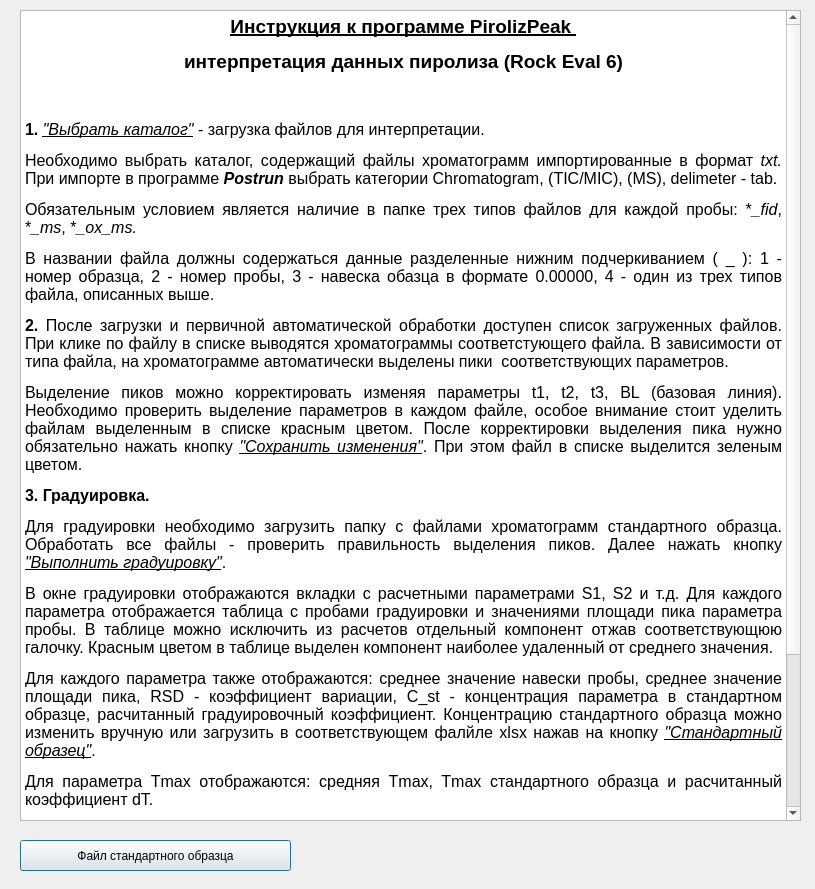
First picture: the form in manual.ui, repository idergunoff/piroliz_peak, before the edit.
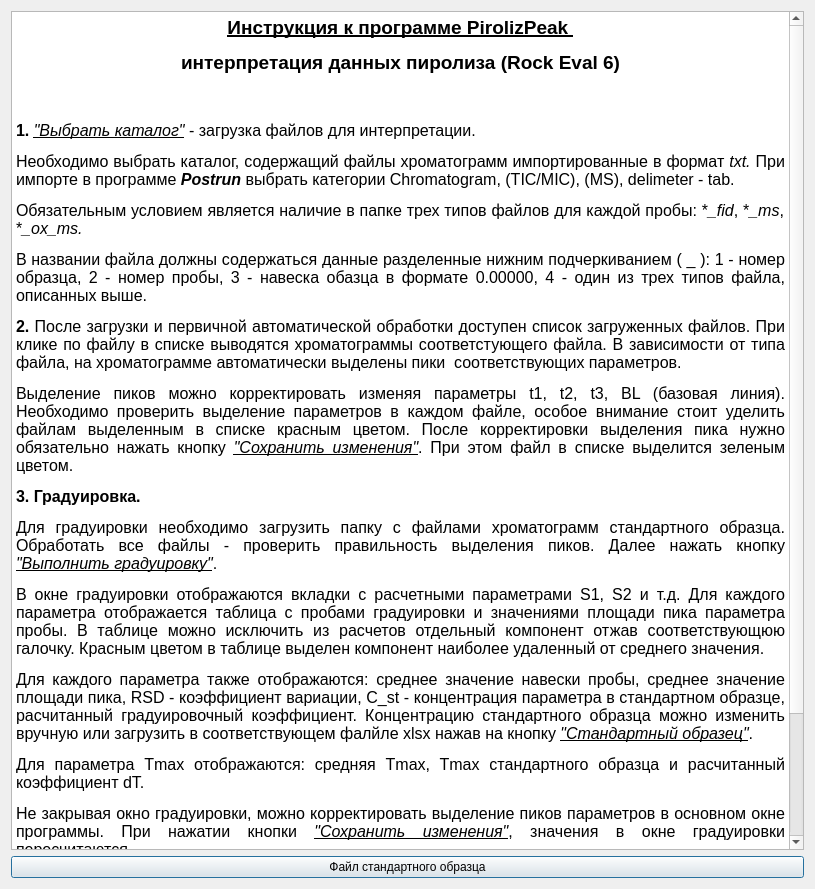
Second picture: the form after the edit.

Commit message: qt window update

Diff of the .ui file:
```diff
--- a/manual.ui
+++ b/manual.ui
@@ -13,52 +13,42 @@
   <property name="windowTitle">
    <string>Manual</string>
   </property>
+  <layout class="QGridLayout" name="gridLayout">
+   <item row="0" column="0">
   <widget class="QTextBrowser" name="textBrowser">
-   <property name="geometry">
-    <rect>
-     <x>20</x>
-     <y>10</y>
-     <width>781</width>
-     <height>811</height>
-    </rect>
-   </property>
    <property name="html">
     <string>&lt;!DOCTYPE HTML PUBLIC &quot;-//W3C//DTD HTML 4.0//EN&quot; &quot;http://www.w3.org/TR/REC-html40/strict.dtd&quot;&gt;
 &lt;html&gt;&lt;head&gt;&lt;meta name=&quot;qrichtext&quot; content=&quot;1&quot; /&gt;&lt;style type=&quot;text/css&quot;&gt;
 p, li { white-space: pre-wrap; }
-&lt;/style&gt;&lt;/head&gt;&lt;body style=&quot; font-family:'MS Shell Dlg 2'; font-size:8.25pt; font-weight:400; font-style:normal;&quot;&gt;
-&lt;p align=&quot;center&quot; style=&quot; margin-top:12px; margin-bottom:12px; margin-left:0px; margin-right:0px; -qt-block-indent:0; text-indent:0px;&quot;&gt;&lt;span style=&quot; font-size:14pt; font-weight:600; text-decoration: underline;&quot;&gt;Инструкция к программе PirolizPeak&lt;/span&gt;&lt;span style=&quot; font-size:14pt; text-decoration: underline;&quot;&gt; &lt;/span&gt;&lt;/p&gt;
-&lt;p align=&quot;center&quot; style=&quot; margin-top:12px; margin-bottom:12px; margin-left:0px; margin-right:0px; -qt-block-indent:0; text-indent:0px;&quot;&gt;&lt;span style=&quot; font-size:14pt; font-weight:600;&quot;&gt;интерпретация данных пиролиза (Rock Eval 6)&lt;/span&gt;&lt;/p&gt;
-&lt;p align=&quot;center&quot; style=&quot;-qt-paragraph-type:empty; margin-top:12px; margin-bottom:12px; margin-left:0px; margin-right:0px; -qt-block-indent:0; text-indent:0px; font-size:14pt; font-weight:600;&quot;&gt;&lt;br /&gt;&lt;/p&gt;
-&lt;p align=&quot;justify&quot; style=&quot; margin-top:12px; margin-bottom:12px; margin-left:0px; margin-right:0px; -qt-block-indent:0; text-indent:0px;&quot;&gt;&lt;span style=&quot; font-size:12pt; font-weight:600;&quot;&gt;1. &lt;/span&gt;&lt;span style=&quot; font-size:12pt; font-style:italic; text-decoration: underline;&quot;&gt;&amp;quot;Выбрать каталог&amp;quot;&lt;/span&gt;&lt;span style=&quot; font-size:12pt;&quot;&gt; - загрузка файлов для интерпретации. &lt;/span&gt;&lt;/p&gt;
-&lt;p align=&quot;justify&quot; style=&quot; margin-top:12px; margin-bottom:12px; margin-left:0px; margin-right:0px; -qt-block-indent:0; text-indent:0px;&quot;&gt;&lt;span style=&quot; font-size:12pt;&quot;&gt;Необходимо выбрать каталог, содержащий файлы хроматограмм импортированные в формат &lt;/span&gt;&lt;span style=&quot; font-size:12pt; font-style:italic;&quot;&gt;txt. &lt;/span&gt;&lt;span style=&quot; font-size:12pt;&quot;&gt;При импорте в программе &lt;/span&gt;&lt;span style=&quot; font-size:12pt; font-weight:600; font-style:italic;&quot;&gt;Postrun&lt;/span&gt;&lt;span style=&quot; font-size:12pt; font-style:italic;&quot;&gt; &lt;/span&gt;&lt;span style=&quot; font-size:12pt;&quot;&gt;выбрать категории Chromatogram, (TIC/MIC), (MS), delimeter - tab. &lt;/span&gt;&lt;/p&gt;
-&lt;p align=&quot;justify&quot; style=&quot; margin-top:12px; margin-bottom:12px; margin-left:0px; margin-right:0px; -qt-block-indent:0; text-indent:0px;&quot;&gt;&lt;span style=&quot; font-size:12pt;&quot;&gt;Обязательным условием является наличие в папке трех типов файлов для каждой пробы: *&lt;/span&gt;&lt;span style=&quot; font-size:12pt; font-style:italic;&quot;&gt;_fid&lt;/span&gt;&lt;span style=&quot; font-size:12pt;&quot;&gt;, *&lt;/span&gt;&lt;span style=&quot; font-size:12pt; font-style:italic;&quot;&gt;_ms&lt;/span&gt;&lt;span style=&quot; font-size:12pt;&quot;&gt;, *&lt;/span&gt;&lt;span style=&quot; font-size:12pt; font-style:italic;&quot;&gt;_ox_ms. &lt;/span&gt;&lt;/p&gt;
-&lt;p align=&quot;justify&quot; style=&quot; margin-top:12px; margin-bottom:12px; margin-left:0px; margin-right:0px; -qt-block-indent:0; text-indent:0px;&quot;&gt;&lt;span style=&quot; font-size:12pt;&quot;&gt;В названии файла должны содержаться данные разделенные нижним подчеркиванием ( _ ): 1 - номер образца, 2 - номер пробы, 3 - навеска обазца в формате 0.00000, 4 - один из трех типов файла, описанных выше.&lt;/span&gt;&lt;/p&gt;
-&lt;p align=&quot;justify&quot; style=&quot; margin-top:12px; margin-bottom:12px; margin-left:0px; margin-right:0px; -qt-block-indent:0; text-indent:0px;&quot;&gt;&lt;span style=&quot; font-size:12pt; font-weight:600;&quot;&gt;2. &lt;/span&gt;&lt;span style=&quot; font-size:12pt;&quot;&gt;После загрузки и первичной автоматической обработки доступен список загруженных файлов. При клике по файлу в списке выводятся хроматограммы соответстующего файла. В зависимости от типа файла, на хроматограмме автоматически выделены пики  соответствующих параметров. &lt;/span&gt;&lt;/p&gt;
-&lt;p align=&quot;justify&quot; style=&quot; margin-top:12px; margin-bottom:12px; margin-left:0px; margin-right:0px; -qt-block-indent:0; text-indent:0px;&quot;&gt;&lt;span style=&quot; font-size:12pt;&quot;&gt;Выделение пиков можно корректировать изменяя параметры t1, t2, t3, BL (базовая линия). Необходимо проверить выделение параметров в каждом файле, особое внимание стоит уделить файлам выделенным в списке красным цветом. После корректировки выделения пика нужно обязательно нажать кнопку &lt;/span&gt;&lt;span style=&quot; font-size:12pt; font-style:italic; text-decoration: underline;&quot;&gt;&amp;quot;Сохранить изменения&amp;quot;&lt;/span&gt;&lt;span style=&quot; font-size:12pt;&quot;&gt;. При этом файл в списке выделится зеленым цветом.&lt;/span&gt;&lt;/p&gt;
-&lt;p align=&quot;justify&quot; style=&quot; margin-top:12px; margin-bottom:12px; margin-left:0px; margin-right:0px; -qt-block-indent:0; text-indent:0px;&quot;&gt;&lt;span style=&quot; font-size:12pt; font-weight:600;&quot;&gt;3. Градуировка.&lt;/span&gt;&lt;/p&gt;
-&lt;p align=&quot;justify&quot; style=&quot; margin-top:12px; margin-bottom:12px; margin-left:0px; margin-right:0px; -qt-block-indent:0; text-indent:0px;&quot;&gt;&lt;span style=&quot; font-size:12pt;&quot;&gt;Для градуировки необходимо загрузить папку с файлами хроматограмм стандартного образца. Обработать все файлы - проверить правильность выделения пиков. Далее нажать кнопку &lt;/span&gt;&lt;span style=&quot; font-size:12pt; font-style:italic; text-decoration: underline;&quot;&gt;&amp;quot;Выполнить градуировку&amp;quot;&lt;/span&gt;&lt;span style=&quot; font-size:12pt;&quot;&gt;.&lt;/span&gt;&lt;/p&gt;
-&lt;p align=&quot;justify&quot; style=&quot; margin-top:12px; margin-bottom:12px; margin-left:0px; margin-right:0px; -qt-block-indent:0; text-indent:0px;&quot;&gt;&lt;span style=&quot; font-size:12pt;&quot;&gt;В окне градуировки отображаются вкладки с расчетными параметрами S1, S2 и т.д. Для каждого параметра отображается таблица с пробами градуировки и значениями площади пика параметра пробы. В таблице можно исключить из расчетов отдельный компонент отжав соответствующюю галочку. Красным цветом в таблице выделен компонент наиболее удаленный от среднего значения.&lt;/span&gt;&lt;/p&gt;
-&lt;p align=&quot;justify&quot; style=&quot; margin-top:12px; margin-bottom:12px; margin-left:0px; margin-right:0px; -qt-block-indent:0; text-indent:0px;&quot;&gt;&lt;span style=&quot; font-size:12pt;&quot;&gt;Для каждого параметра также отображаются: среднее значение навески пробы, среднее значение площади пика, RSD - коэффициент вариации, C_st - концентрация параметра в стандартном образце, расчитанный градуировочный коэффициент. Концентрацию стандартного образца можно изменить вручную или загрузить в соответствующем фалйле xlsx нажав на кнопку &lt;/span&gt;&lt;span style=&quot; font-size:12pt; font-style:italic; text-decoration: underline;&quot;&gt;&amp;quot;Стандартный образец&amp;quot;&lt;/span&gt;&lt;span style=&quot; font-size:12pt;&quot;&gt;.&lt;/span&gt;&lt;/p&gt;
-&lt;p align=&quot;justify&quot; style=&quot; margin-top:12px; margin-bottom:12px; margin-left:0px; margin-right:0px; -qt-block-indent:0; text-indent:0px;&quot;&gt;&lt;span style=&quot; font-size:12pt;&quot;&gt;Для параметра Tmax отображаются: средняя Tmax, Tmax стандартного образца и расчитанный коэффициент dT.&lt;/span&gt;&lt;/p&gt;
-&lt;p align=&quot;justify&quot; style=&quot; margin-top:12px; margin-bottom:12px; margin-left:0px; margin-right:0px; -qt-block-indent:0; text-indent:0px;&quot;&gt;&lt;span style=&quot; font-size:12pt;&quot;&gt;Не закрывая окно градуировки, можно корректировать выделение пиков параметров в основном окне программы. При нажатии кнопки &lt;/span&gt;&lt;span style=&quot; font-size:12pt; font-style:italic; text-decoration: underline;&quot;&gt;&amp;quot;Сохранить изменения&amp;quot;&lt;/span&gt;&lt;span style=&quot; font-size:12pt;&quot;&gt;, значения в окне градуировки пересчитаются.&lt;/span&gt;&lt;/p&gt;
-&lt;p align=&quot;justify&quot; style=&quot; margin-top:12px; margin-bottom:12px; margin-left:0px; margin-right:0px; -qt-block-indent:0; text-indent:0px;&quot;&gt;&lt;span style=&quot; font-size:12pt; font-style:italic; text-decoration: underline;&quot;&gt;&amp;quot;Сохранить градуировку&amp;quot;&lt;/span&gt;&lt;span style=&quot; font-size:12pt;&quot;&gt; - сохраняет градуировочные коэффициенты в xls файл. Данный файл загружается в основном окне программы нажатием на кнопку &lt;/span&gt;&lt;span style=&quot; font-size:12pt; font-style:italic; text-decoration: underline;&quot;&gt;&amp;quot;Загрузить градуировку&amp;quot;&lt;/span&gt;&lt;span style=&quot; font-size:12pt;&quot;&gt;. При загрузке градуировки, градуировочные коэффициенты отображаются в соответствующей панели и применяются для расчета концентраций в загруженных файлах проб.&lt;/span&gt;&lt;/p&gt;
-&lt;p align=&quot;justify&quot; style=&quot; margin-top:12px; margin-bottom:12px; margin-left:0px; margin-right:0px; -qt-block-indent:0; text-indent:0px;&quot;&gt;&lt;span style=&quot; font-size:12pt; font-weight:600;&quot;&gt;4.&lt;/span&gt;&lt;span style=&quot; font-size:12pt;&quot;&gt; &lt;/span&gt;&lt;span style=&quot; font-size:12pt; font-weight:600; font-style:italic; text-decoration: underline;&quot;&gt;&amp;quot;Сохранить результат&amp;quot;&lt;/span&gt;&lt;span style=&quot; font-size:12pt;&quot;&gt; - сохраняет таблицу с концентрациями и градуировочными коэффициентами в xls файл.&lt;/span&gt;&lt;/p&gt;&lt;/body&gt;&lt;/html&gt;</string>
-   </property>
-  </widget>
+&lt;/style&gt;&lt;/head&gt;&lt;body style=&quot; font-family:'Ubuntu'; font-size:11pt; font-weight:400; font-style:normal;&quot;&gt;
+&lt;p align=&quot;center&quot; style=&quot; margin-top:12px; margin-bottom:12px; margin-left:0px; margin-right:0px; -qt-block-indent:0; text-indent:0px;&quot;&gt;&lt;span style=&quot; font-family:'MS Shell Dlg 2'; font-size:14pt; font-weight:600; text-decoration: underline;&quot;&gt;Инструкция к программе PirolizPeak&lt;/span&gt;&lt;span style=&quot; font-family:'MS Shell Dlg 2'; font-size:14pt; text-decoration: underline;&quot;&gt; &lt;/span&gt;&lt;/p&gt;
+&lt;p align=&quot;center&quot; style=&quot; margin-top:12px; margin-bottom:12px; margin-left:0px; margin-right:0px; -qt-block-indent:0; text-indent:0px;&quot;&gt;&lt;span style=&quot; font-family:'MS Shell Dlg 2'; font-size:14pt; font-weight:600;&quot;&gt;интерпретация данных пиролиза (Rock Eval 6)&lt;/span&gt;&lt;/p&gt;
+&lt;p align=&quot;center&quot; style=&quot;-qt-paragraph-type:empty; margin-top:12px; margin-bottom:12px; margin-left:0px; margin-right:0px; -qt-block-indent:0; text-indent:0px; font-family:'MS Shell Dlg 2'; font-size:14pt; font-weight:600;&quot;&gt;&lt;br /&gt;&lt;/p&gt;
+&lt;p align=&quot;justify&quot; style=&quot; margin-top:12px; margin-bottom:12px; margin-left:0px; margin-right:0px; -qt-block-indent:0; text-indent:0px;&quot;&gt;&lt;span style=&quot; font-family:'MS Shell Dlg 2'; font-size:12pt; font-weight:600;&quot;&gt;1. &lt;/span&gt;&lt;span style=&quot; font-family:'MS Shell Dlg 2'; font-size:12pt; font-style:italic; text-decoration: underline;&quot;&gt;&amp;quot;Выбрать каталог&amp;quot;&lt;/span&gt;&lt;span style=&quot; font-family:'MS Shell Dlg 2'; font-size:12pt;&quot;&gt; - загрузка файлов для интерпретации. &lt;/span&gt;&lt;/p&gt;
+&lt;p align=&quot;justify&quot; style=&quot; margin-top:12px; margin-bottom:12px; margin-left:0px; margin-right:0px; -qt-block-indent:0; text-indent:0px;&quot;&gt;&lt;span style=&quot; font-family:'MS Shell Dlg 2'; font-size:12pt;&quot;&gt;Необходимо выбрать каталог, содержащий файлы хроматограмм импортированные в формат &lt;/span&gt;&lt;span style=&quot; font-family:'MS Shell Dlg 2'; font-size:12pt; font-style:italic;&quot;&gt;txt. &lt;/span&gt;&lt;span style=&quot; font-family:'MS Shell Dlg 2'; font-size:12pt;&quot;&gt;При импорте в программе &lt;/span&gt;&lt;span style=&quot; font-family:'MS Shell Dlg 2'; font-size:12pt; font-weight:600; font-style:italic;&quot;&gt;Postrun&lt;/span&gt;&lt;span style=&quot; font-family:'MS Shell Dlg 2'; font-size:12pt; font-style:italic;&quot;&gt; &lt;/span&gt;&lt;span style=&quot; font-family:'MS Shell Dlg 2'; font-size:12pt;&quot;&gt;выбрать категории Chromatogram, (TIC/MIC), (MS), delimeter - tab. &lt;/span&gt;&lt;/p&gt;
+&lt;p align=&quot;justify&quot; style=&quot; margin-top:12px; margin-bottom:12px; margin-left:0px; margin-right:0px; -qt-block-indent:0; text-indent:0px;&quot;&gt;&lt;span style=&quot; font-family:'MS Shell Dlg 2'; font-size:12pt;&quot;&gt;Обязательным условием является наличие в папке трех типов файлов для каждой пробы: *&lt;/span&gt;&lt;span style=&quot; font-family:'MS Shell Dlg 2'; font-size:12pt; font-style:italic;&quot;&gt;_fid&lt;/span&gt;&lt;span style=&quot; font-family:'MS Shell Dlg 2'; font-size:12pt;&quot;&gt;, *&lt;/span&gt;&lt;span style=&quot; font-family:'MS Shell Dlg 2'; font-size:12pt; font-style:italic;&quot;&gt;_ms&lt;/span&gt;&lt;span style=&quot; font-family:'MS Shell Dlg 2'; font-size:12pt;&quot;&gt;, *&lt;/span&gt;&lt;span style=&quot; font-family:'MS Shell Dlg 2'; font-size:12pt; font-style:italic;&quot;&gt;_ox_ms. &lt;/span&gt;&lt;/p&gt;
+&lt;p align=&quot;justify&quot; style=&quot; margin-top:12px; margin-bottom:12px; margin-left:0px; margin-right:0px; -qt-block-indent:0; text-indent:0px;&quot;&gt;&lt;span style=&quot; font-family:'MS Shell Dlg 2'; font-size:12pt;&quot;&gt;В названии файла должны содержаться данные разделенные нижним подчеркиванием ( _ ): 1 - номер образца, 2 - номер пробы, 3 - навеска обазца в формате 0.00000, 4 - один из трех типов файла, описанных выше.&lt;/span&gt;&lt;/p&gt;
+&lt;p align=&quot;justify&quot; style=&quot; margin-top:12px; margin-bottom:12px; margin-left:0px; margin-right:0px; -qt-block-indent:0; text-indent:0px;&quot;&gt;&lt;span style=&quot; font-family:'MS Shell Dlg 2'; font-size:12pt; font-weight:600;&quot;&gt;2. &lt;/span&gt;&lt;span style=&quot; font-family:'MS Shell Dlg 2'; font-size:12pt;&quot;&gt;После загрузки и первичной автоматической обработки доступен список загруженных файлов. При клике по файлу в списке выводятся хроматограммы соответстующего файла. В зависимости от типа файла, на хроматограмме автоматически выделены пики  соответствующих параметров. &lt;/span&gt;&lt;/p&gt;
+&lt;p align=&quot;justify&quot; style=&quot; margin-top:12px; margin-bottom:12px; margin-left:0px; margin-right:0px; -qt-block-indent:0; text-indent:0px;&quot;&gt;&lt;span style=&quot; font-family:'MS Shell Dlg 2'; font-size:12pt;&quot;&gt;Выделение пиков можно корректировать изменяя параметры t1, t2, t3, BL (базовая линия). Необходимо проверить выделение параметров в каждом файле, особое внимание стоит уделить файлам выделенным в списке красным цветом. После корректировки выделения пика нужно обязательно нажать кнопку &lt;/span&gt;&lt;span style=&quot; font-family:'MS Shell Dlg 2'; font-size:12pt; font-style:italic; text-decoration: underline;&quot;&gt;&amp;quot;Сохранить изменения&amp;quot;&lt;/span&gt;&lt;span style=&quot; font-family:'MS Shell Dlg 2'; font-size:12pt;&quot;&gt;. При этом файл в списке выделится зеленым цветом.&lt;/span&gt;&lt;/p&gt;
+&lt;p align=&quot;justify&quot; style=&quot; margin-top:12px; margin-bottom:12px; margin-left:0px; margin-right:0px; -qt-block-indent:0; text-indent:0px;&quot;&gt;&lt;span style=&quot; font-family:'MS Shell Dlg 2'; font-size:12pt; font-weight:600;&quot;&gt;3. Градуировка.&lt;/span&gt;&lt;/p&gt;
+&lt;p align=&quot;justify&quot; style=&quot; margin-top:12px; margin-bottom:12px; margin-left:0px; margin-right:0px; -qt-block-indent:0; text-indent:0px;&quot;&gt;&lt;span style=&quot; font-family:'MS Shell Dlg 2'; font-size:12pt;&quot;&gt;Для градуировки необходимо загрузить папку с файлами хроматограмм стандартного образца. Обработать все файлы - проверить правильность выделения пиков. Далее нажать кнопку &lt;/span&gt;&lt;span style=&quot; font-family:'MS Shell Dlg 2'; font-size:12pt; font-style:italic; text-decoration: underline;&quot;&gt;&amp;quot;Выполнить градуировку&amp;quot;&lt;/span&gt;&lt;span style=&quot; font-family:'MS Shell Dlg 2'; font-size:12pt;&quot;&gt;.&lt;/span&gt;&lt;/p&gt;
+&lt;p align=&quot;justify&quot; style=&quot; margin-top:12px; margin-bottom:12px; margin-left:0px; margin-right:0px; -qt-block-indent:0; text-indent:0px;&quot;&gt;&lt;span style=&quot; font-family:'MS Shell Dlg 2'; font-size:12pt;&quot;&gt;В окне градуировки отображаются вкладки с расчетными параметрами S1, S2 и т.д. Для каждого параметра отображается таблица с пробами градуировки и значениями площади пика параметра пробы. В таблице можно исключить из расчетов отдельный компонент отжав соответствующюю галочку. Красным цветом в таблице выделен компонент наиболее удаленный от среднего значения.&lt;/span&gt;&lt;/p&gt;
+&lt;p align=&quot;justify&quot; style=&quot; margin-top:12px; margin-bottom:12px; margin-left:0px; margin-right:0px; -qt-block-indent:0; text-indent:0px;&quot;&gt;&lt;span style=&quot; font-family:'MS Shell Dlg 2'; font-size:12pt;&quot;&gt;Для каждого параметра также отображаются: среднее значение навески пробы, среднее значение площади пика, RSD - коэффициент вариации, C_st - концентрация параметра в стандартном образце, расчитанный градуировочный коэффициент. Концентрацию стандартного образца можно изменить вручную или загрузить в соответствующем фалйле xlsx нажав на кнопку &lt;/span&gt;&lt;span style=&quot; font-family:'MS Shell Dlg 2'; font-size:12pt; font-style:italic; text-decoration: underline;&quot;&gt;&amp;quot;Стандартный образец&amp;quot;&lt;/span&gt;&lt;span style=&quot; font-family:'MS Shell Dlg 2'; font-size:12pt;&quot;&gt;.&lt;/span&gt;&lt;/p&gt;
+&lt;p align=&quot;justify&quot; style=&quot; margin-top:12px; margin-bottom:12px; margin-left:0px; margin-right:0px; -qt-block-indent:0; text-indent:0px;&quot;&gt;&lt;span style=&quot; font-family:'MS Shell Dlg 2'; font-size:12pt;&quot;&gt;Для параметра Tmax отображаются: средняя Tmax, Tmax стандартного образца и расчитанный коэффициент dT.&lt;/span&gt;&lt;/p&gt;
+&lt;p align=&quot;justify&quot; style=&quot; margin-top:12px; margin-bottom:12px; margin-left:0px; margin-right:0px; -qt-block-indent:0; text-indent:0px;&quot;&gt;&lt;span style=&quot; font-family:'MS Shell Dlg 2'; font-size:12pt;&quot;&gt;Не закрывая окно градуировки, можно корректировать выделение пиков параметров в основном окне программы. При нажатии кнопки &lt;/span&gt;&lt;span style=&quot; font-family:'MS Shell Dlg 2'; font-size:12pt; font-style:italic; text-decoration: underline;&quot;&gt;&amp;quot;Сохранить изменения&amp;quot;&lt;/span&gt;&lt;span style=&quot; font-family:'MS Shell Dlg 2'; font-size:12pt;&quot;&gt;, значения в окне градуировки пересчитаются.&lt;/span&gt;&lt;/p&gt;
+&lt;p align=&quot;justify&quot; style=&quot; margin-top:12px; margin-bottom:12px; margin-left:0px; margin-right:0px; -qt-block-indent:0; text-indent:0px;&quot;&gt;&lt;span style=&quot; font-family:'MS Shell Dlg 2'; font-size:12pt; font-style:italic; text-decoration: underline;&quot;&gt;&amp;quot;Сохранить градуировку&amp;quot;&lt;/span&gt;&lt;span style=&quot; font-family:'MS Shell Dlg 2'; font-size:12pt;&quot;&gt; - сохраняет градуировочные коэффициенты в xls файл. Данный файл загружается в основном окне программы нажатием на кнопку &lt;/span&gt;&lt;span style=&quot; font-family:'MS Shell Dlg 2'; font-size:12pt; font-style:italic; text-decoration: underline;&quot;&gt;&amp;quot;Загрузить градуировку&amp;quot;&lt;/span&gt;&lt;span style=&quot; font-family:'MS Shell Dlg 2'; font-size:12pt;&quot;&gt;. При загрузке градуировки, градуировочные коэффициенты отображаются в соответствующей панели и применяются для расчета концентраций в загруженных файлах проб.&lt;/span&gt;&lt;/p&gt;
+&lt;p align=&quot;justify&quot; style=&quot; margin-top:12px; margin-bottom:12px; margin-left:0px; margin-right:0px; -qt-block-indent:0; text-indent:0px;&quot;&gt;&lt;span style=&quot; font-family:'MS Shell Dlg 2'; font-size:12pt; font-weight:600;&quot;&gt;4.&lt;/span&gt;&lt;span style=&quot; font-family:'MS Shell Dlg 2'; font-size:12pt;&quot;&gt; &lt;/span&gt;&lt;span style=&quot; font-family:'MS Shell Dlg 2'; font-size:12pt; font-weight:600; font-style:italic; text-decoration: underline;&quot;&gt;&amp;quot;Сохранить результат&amp;quot;&lt;/span&gt;&lt;span style=&quot; font-family:'MS Shell Dlg 2'; font-size:12pt;&quot;&gt; - сохраняет таблицу с концентрациями и градуировочными коэффициентами в xls файл.&lt;/span&gt;&lt;/p&gt;&lt;/body&gt;&lt;/html&gt;</string>
+     </property>
+    </widget>
+   </item>
+   <item row="1" column="0">
   <widget class="QPushButton" name="pushButton_standart">
-   <property name="geometry">
-    <rect>
-     <x>20</x>
-     <y>840</y>
-     <width>271</width>
-     <height>31</height>
-    </rect>
-   </property>
    <property name="text">
     <string>Файл стандартного образца</string>
    </property>
   </widget>
+   </item>
+  </layout>
  </widget>
  <resources/>
  <connections/>
```
Lines whose indentation alone changed are shown as unchanged. The commit also changes 5 other files.
